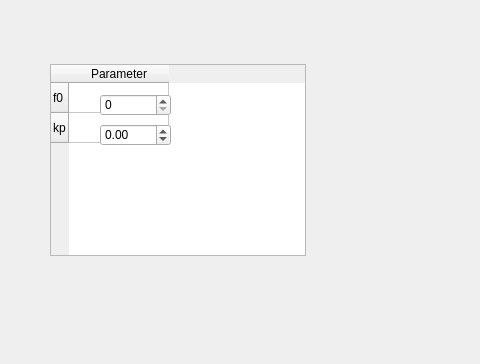
This is mainwindow.ui in vhock/Phase-locked-Loop as Qt 5 draws it before an edit; both pictures show x 0 to 480 and y 236 to 600 of the 800 by 600 pixel window. The edited form follows.
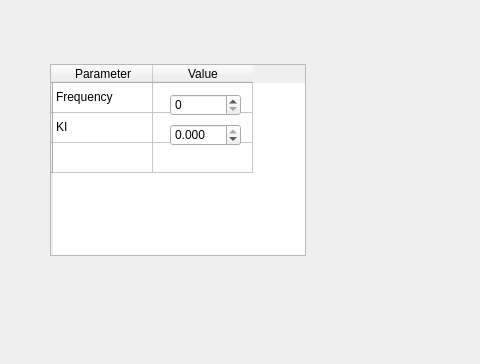
This is the edited form.

Commit message: progress, reading parameters

What changed in the file:
```diff
--- a/mainwindow.ui
+++ b/mainwindow.ui
@@ -121,7 +121,7 @@
    <widget class="QSpinBox" name="pll1_f0_box">
     <property name="geometry">
      <rect>
-      <x>100</x>
+      <x>170</x>
       <y>330</y>
       <width>71</width>
       <height>22</height>
@@ -161,12 +161,17 @@
     </property>
     <row>
      <property name="text">
-      <string>f0</string>
+      <string/>
      </property>
     </row>
     <row>
      <property name="text">
-      <string>kp</string>
+      <string/>
+     </property>
+    </row>
+    <row>
+     <property name="text">
+      <string/>
      </property>
     </row>
     <column>
@@ -174,21 +179,39 @@
       <string>Parameter</string>
      </property>
     </column>
+    <column>
+     <property name="text">
+      <string>Value</string>
+     </property>
+    </column>
+    <item row="0" column="0">
+     <property name="text">
+      <string>Frequency</string>
+     </property>
+    </item>
+    <item row="1" column="0">
+     <property name="text">
+      <string>KI</string>
+     </property>
+    </item>
    </widget>
    <widget class="QDoubleSpinBox" name="doubleSpinBox">
     <property name="geometry">
      <rect>
-      <x>100</x>
+      <x>170</x>
       <y>360</y>
       <width>71</width>
       <height>22</height>
      </rect>
     </property>
+    <property name="decimals">
+     <number>3</number>
+    </property>
     <property name="minimum">
      <double>-30000.000000000000000</double>
     </property>
     <property name="maximum">
-     <double>30000.000000000000000</double>
+     <double>0.000000000000000</double>
     </property>
     <property name="singleStep">
      <double>0.100000000000000</double>
```
The commit also changes 2 other files.
